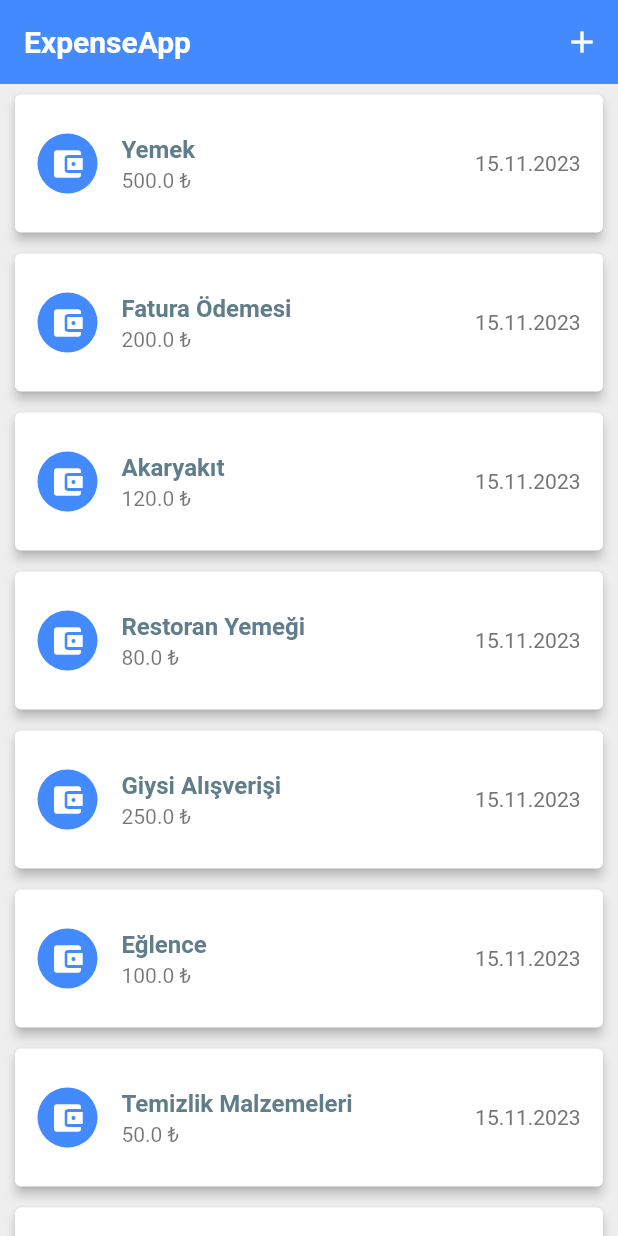
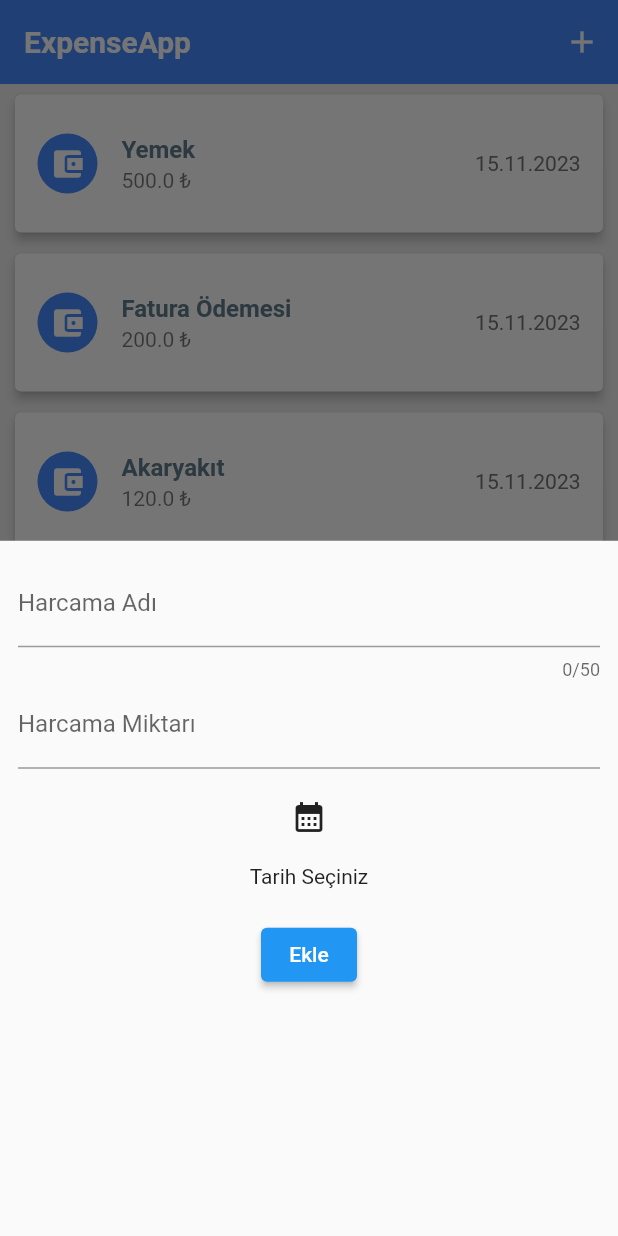
Before and after one commit to zahidseyyid/tobeto, a Flutter app: the screen it shows after launch, after a tap on the "add" icon, on a phone screen of 412 x 824 dp. Run offline on Flutter 3.47's test engine with Material 2 defaults, Android fonts, the light colour scheme and no system bars.

Commit message:
1411task

```diff
--- /dev/null
+++ b/expenseapp2/lib/data/dummy_data.dart
@@ -0,0 +1,34 @@
+import 'package:expense_app/models/expense.dart';
+
+final List<Expense> dummyExpenses = [
+  Expense(name: "Yemek", price: 500, date: DateTime.now()),
+  Expense(name: "Fatura Ödemesi", price: 200.0, date: DateTime.now()),
+  Expense(name: "Akaryakıt", price: 120.0, date: DateTime.now()),
+  Expense(name: "Restoran Yemeği", price: 80.0, date: DateTime.now()),
+  Expense(name: "Giysi Alışverişi", price: 250.0, date: DateTime.now()),
+  Expense(name: "Eğlence", price: 100.0, date: DateTime.now()),
+  Expense(name: "Temizlik Malzemeleri", price: 50.0, date: DateTime.now()),
+  Expense(name: "Saç Kuaförü", price: 120.0, date: DateTime.now()),
+  Expense(name: "Ulaşım", price: 30.0, date: DateTime.now()),
+  Expense(name: "Elektrik Faturası", price: 150.0, date: DateTime.now()),
+  Expense(name: "Kitap Alışverişi", price: 40.0, date: DateTime.now()),
+  Expense(name: "Bisiklet Tamiri", price: 70.0, date: DateTime.now()),
+  Expense(name: "Spor Malzemeleri", price: 90.0, date: DateTime.now()),
+  Expense(name: "Cep Telefonu Faturası", price: 60.0, date: DateTime.now()),
+  Expense(name: "Sinema Bileti", price: 25.0, date: DateTime.now()),
+  Expense(name: "Ev Yemek Malzemeleri", price: 80.0, date: DateTime.now()),
+  Expense(name: "Günlük Kafe Harcaması", price: 20.0, date: DateTime.now()),
+  Expense(name: "Oyun Konsolu Oyunu", price: 70.0, date: DateTime.now()),
+  Expense(name: "Ayakkabı Alışverişi", price: 120.0, date: DateTime.now()),
+  Expense(name: "Müzik Konseri", price: 90.0, date: DateTime.now()),
+  Expense(name: "Kozmetik Ürünleri", price: 45.0, date: DateTime.now()),
+  Expense(name: "Bebek Bezi", price: 70.0, date: DateTime.now()),
+  Expense(name: "Kışlık Mont", price: 180.0, date: DateTime.now()),
+  Expense(name: "Yüzme Havuzu Girişi", price: 40.0, date: DateTime.now()),
+  Expense(name: "Evcil Hayvan Malzemeleri", price: 60.0, date: DateTime.now()),
+  Expense(name: "Dondurma", price: 10.0, date: DateTime.now()),
+  Expense(name: "Güneş Gözlüğü", price: 50.0, date: DateTime.now()),
+  Expense(name: "Bilgisayar Oyunu", price: 80.0, date: DateTime.now()),
+  Expense(name: "Bahçe Malzemeleri", price: 120.0, date: DateTime.now()),
+  Expense(name: "Diyet Yemek Paketi", price: 70.0, date: DateTime.now()),
+];
--- a/expenseapp2/lib/main.dart
+++ b/expenseapp2/lib/main.dart
@@ -1,11 +1,12 @@
 import 'package:expense_app/pages/expenses_page.dart';
+import 'package:expense_app/pages/main_page.dart';
 import 'package:flutter/material.dart';
 
 void main() {
   runApp(const MaterialApp(
     debugShowCheckedModeBanner: false,
     home: Scaffold(
-      body: ExpensesPage(),
+      body: MainPage(),
     ),
   ));
 }
--- a/expenseapp2/lib/pages/expenses_page.dart
+++ b/expenseapp2/lib/pages/expenses_page.dart
@@ -1,6 +1,7 @@
+import 'package:expense_app/data/dummy_data.dart';
 import 'package:expense_app/models/expense.dart';
+import 'package:expense_app/widgets/expense_item.dart';
 import 'package:flutter/material.dart';
-import 'package:intl/intl.dart';
 
 class ExpensesPage extends StatefulWidget {
   const ExpensesPage({Key? key}) : super(key: key);
@@ -11,83 +12,18 @@ class ExpensesPage extends StatefulWidget {
 }
 
 class _ExpensesPageState extends State<ExpensesPage> {
-  List<Expense> expenses = [
-    Expense(name: "Yemek", price: 500, date: DateTime.now()),
-    Expense(name: "Fatura Ödemesi", price: 200.0, date: DateTime.now()),
-    Expense(name: "Akaryakıt", price: 120.0, date: DateTime.now()),
-    Expense(name: "Restoran Yemeği", price: 80.0, date: DateTime.now()),
-    Expense(name: "Giysi Alışverişi", price: 250.0, date: DateTime.now()),
-    Expense(name: "Eğlence", price: 100.0, date: DateTime.now()),
-    Expense(name: "Temizlik Malzemeleri", price: 50.0, date: DateTime.now()),
-    Expense(name: "Saç Kuaförü", price: 120.0, date: DateTime.now()),
-    Expense(name: "Ulaşım", price: 30.0, date: DateTime.now()),
-    Expense(name: "Elektrik Faturası", price: 150.0, date: DateTime.now()),
-    Expense(name: "Kitap Alışverişi", price: 40.0, date: DateTime.now()),
-    Expense(name: "Bisiklet Tamiri", price: 70.0, date: DateTime.now()),
-    Expense(name: "Spor Malzemeleri", price: 90.0, date: DateTime.now()),
-    Expense(name: "Cep Telefonu Faturası", price: 60.0, date: DateTime.now()),
-    Expense(name: "Sinema Bileti", price: 25.0, date: DateTime.now()),
-    Expense(name: "Ev Yemek Malzemeleri", price: 80.0, date: DateTime.now()),
-    Expense(name: "Günlük Kafe Harcaması", price: 20.0, date: DateTime.now()),
-    Expense(name: "Oyun Konsolu Oyunu", price: 70.0, date: DateTime.now()),
-    Expense(name: "Ayakkabı Alışverişi", price: 120.0, date: DateTime.now()),
-    Expense(name: "Müzik Konseri", price: 90.0, date: DateTime.now()),
-    Expense(name: "Kozmetik Ürünleri", price: 45.0, date: DateTime.now()),
-    Expense(name: "Bebek Bezi", price: 70.0, date: DateTime.now()),
-    Expense(name: "Kışlık Mont", price: 180.0, date: DateTime.now()),
-    Expense(name: "Yüzme Havuzu Girişi", price: 40.0, date: DateTime.now()),
-    Expense(name: "Evcil Hayvan Malzemeleri", price: 60.0, date: DateTime.now()),
-    Expense(name: "Dondurma", price: 10.0, date: DateTime.now()),
-    Expense(name: "Güneş Gözlüğü", price: 50.0, date: DateTime.now()),
-    Expense(name: "Bilgisayar Oyunu", price: 80.0, date: DateTime.now()),
-    Expense(name: "Bahçe Malzemeleri", price: 120.0, date: DateTime.now()),
-    Expense(name: "Diyet Yemek Paketi", price: 70.0, date: DateTime.now()),
-  ];
+  List<Expense> expenses = dummyExpenses;
+
   @override
   Widget build(BuildContext context) {
     return Scaffold(
       backgroundColor: Colors.grey[200],
-      appBar: AppBar(
-        backgroundColor: Colors.blueAccent,
-        title: const Text(
-          "ExpenseApp",
-          style: TextStyle(color: Colors.white, fontWeight: FontWeight.bold),
-        ),
-        elevation: 0,
-        actions: [
-          IconButton(
-            icon: const Icon(Icons.add, color: Colors.white),
-            onPressed: () {
-
-            },
-          ),
-        ],
-      ),
       body: ListView.builder(
         itemCount: expenses.length,
         itemBuilder: (context, index) {
-          return Card(
-            elevation: 3,
-            margin: const EdgeInsets.symmetric(horizontal: 10, vertical: 7),
-            child: ListTile(
-              contentPadding: const EdgeInsets.symmetric(vertical: 10, horizontal: 15),
-              title: Text(
-                expenses[index].name,
-                style: TextStyle(fontWeight: FontWeight.bold, color: Colors.blueGrey),
-              ),
-              subtitle: Text("${expenses[index].price} ₺"),
-              trailing: Text(
-                DateFormat('dd.MM.yyyy').format(expenses[index].date),
-                style: TextStyle(color: Colors.grey[600]),
-              ),
-              leading: CircleAvatar(
-                backgroundColor: Colors.blueAccent,
-                child: Icon(Icons.account_balance_wallet, color: Colors.white),
-              ),
-            ),
-          );
+          return ExpenseItem(expense: expenses[index]);
         },
       ),
     );
   }
-  }
+}
--- /dev/null
+++ b/expenseapp2/lib/pages/main_page.dart
@@ -0,0 +1,40 @@
+import 'package:expense_app/pages/expenses_page.dart';
+import 'package:expense_app/widgets/new_expense.dart';
+import 'package:flutter/material.dart';
+
+class MainPage extends StatefulWidget {
+  const MainPage({super.key});
+
+  @override
+  State<MainPage> createState() => _MainPageState();
+}
+
+class _MainPageState extends State<MainPage> {
+  @override
+  Widget build(BuildContext context) {
+    return Scaffold(
+      backgroundColor: Colors.grey[200],
+      appBar: AppBar(
+        backgroundColor: Colors.blueAccent,
+        title: const Text(
+          "ExpenseApp",
+          style: TextStyle(color: Colors.white, fontWeight: FontWeight.bold),
+        ),
+        elevation: 0,
+        actions: [
+          IconButton(
+            icon: const Icon(Icons.add, color: Colors.white),
+            onPressed: () {
+              showModalBottomSheet(
+                  context: context,
+                  builder: (ctx) {
+                    return NewExpense();
+                  });
+            },
+          ),
+        ],
+      ),
+      body: ExpensesPage(),
+    );
+  }
+}
--- /dev/null
+++ b/expenseapp2/lib/widgets/expense_item.dart
@@ -0,0 +1,33 @@
+import 'package:flutter/material.dart';
+import 'package:expense_app/models/expense.dart';
+import 'package:intl/intl.dart';
+
+class ExpenseItem extends StatelessWidget {
+  final Expense expense;
+
+  const ExpenseItem({Key? key, required this.expense}) : super(key: key);
+
+  @override
+  Widget build(BuildContext context) {
+    return Card(
+      elevation: 3,
+      margin: const EdgeInsets.symmetric(horizontal: 10, vertical: 7),
+      child: ListTile(
+        contentPadding: const EdgeInsets.symmetric(vertical: 10, horizontal: 15),
+        title: Text(
+          expense.name,
+          style: TextStyle(fontWeight: FontWeight.bold, color: Colors.blueGrey),
+        ),
+        subtitle: Text("${expense.price} ₺"),
+        trailing: Text(
+          DateFormat('dd.MM.yyyy').format(expense.date),
+          style: TextStyle(color: Colors.grey[600]),
+        ),
+        leading: CircleAvatar(
+          backgroundColor: Colors.blueAccent,
+          child: Icon(Icons.account_balance_wallet, color: Colors.white),
+        ),
+      ),
+    );
+  }
+}
--- /dev/null
+++ b/expenseapp2/lib/widgets/new_expense.dart
@@ -0,0 +1,80 @@
+import 'package:flutter/material.dart';
+import 'package:intl/intl.dart';
+
+class NewExpense extends StatefulWidget {
+  const NewExpense({Key? key}) : super(key: key);
+
+  @override
+  _NewExpenseState createState() => _NewExpenseState();
+}
+
+class _NewExpenseState extends State<NewExpense> {
+  final _expenseNameController = TextEditingController();
+  final _expensePriceController = TextEditingController();
+  DateTime? selectedDate;
+
+  Future<void> _selectDate(BuildContext context) async {
+    final DateTime? picked = await showDatePicker(
+      context: context,
+      initialDate: selectedDate ?? DateTime.now(),
+      firstDate: DateTime.now()
+          .subtract(const Duration(days: 365)), // 1 yıl öncesine kadar
+      lastDate: DateTime.now(), // Bugüne kadar
+    );
+    if (picked != null && picked != selectedDate) {
+      setState(() {
+        selectedDate = picked;
+      });
+    }
+  }
+
+  @override
+  Widget build(BuildContext context) {
+    return Container(
+      width: double.infinity,
+      padding: const EdgeInsets.all(12.0),
+      child: Column(
+        children: [
+          TextField(
+            controller: _expenseNameController,
+            maxLength: 50,
+            decoration: const InputDecoration(labelText: "Harcama Adı"),
+          ),
+          TextField(
+            controller: _expensePriceController,
+            keyboardType: TextInputType.number,
+            decoration: const InputDecoration(labelText: "Harcama Miktarı"),
+          ),
+          Padding(
+            padding: const EdgeInsets.all(8.0),
+            child: IconButton(
+              onPressed: () => _selectDate(context),
+              icon: const Icon(Icons.calendar_month),
+            ),
+          ),
+          Text(
+            selectedDate == null
+                ? "Tarih Seçiniz"
+                : DateFormat('dd/MM/yyyy').format(selectedDate!),
+          ),
+          Padding(
+            padding: const EdgeInsets.all(20.0),
+            child: ElevatedButton(
+              onPressed: () {
+                // Tarihi formatlayarak bir string'e dönüştürün
+                String formattedDate = selectedDate != null
+                    ? DateFormat('dd/MM/yyyy').format(selectedDate!)
+                    : "Tarih Seçilmedi";
+
+                // Şimdi formattedDate değişkeni istediğiniz formatta
+                print(
+                    "Kaydedilen değer: ${_expenseNameController.text} ${_expensePriceController.text}TL $formattedDate");
+              },
+              child: const Text("Ekle"),
+            ),
+          )
+        ],
+      ),
+    );
+  }
+}
```
